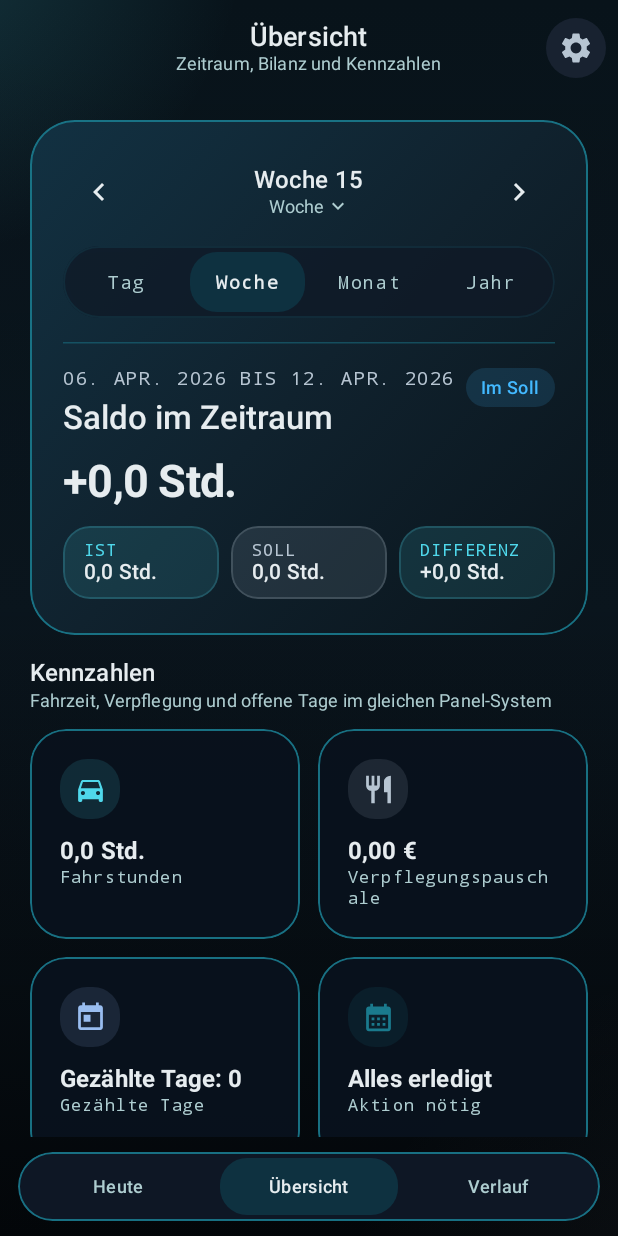
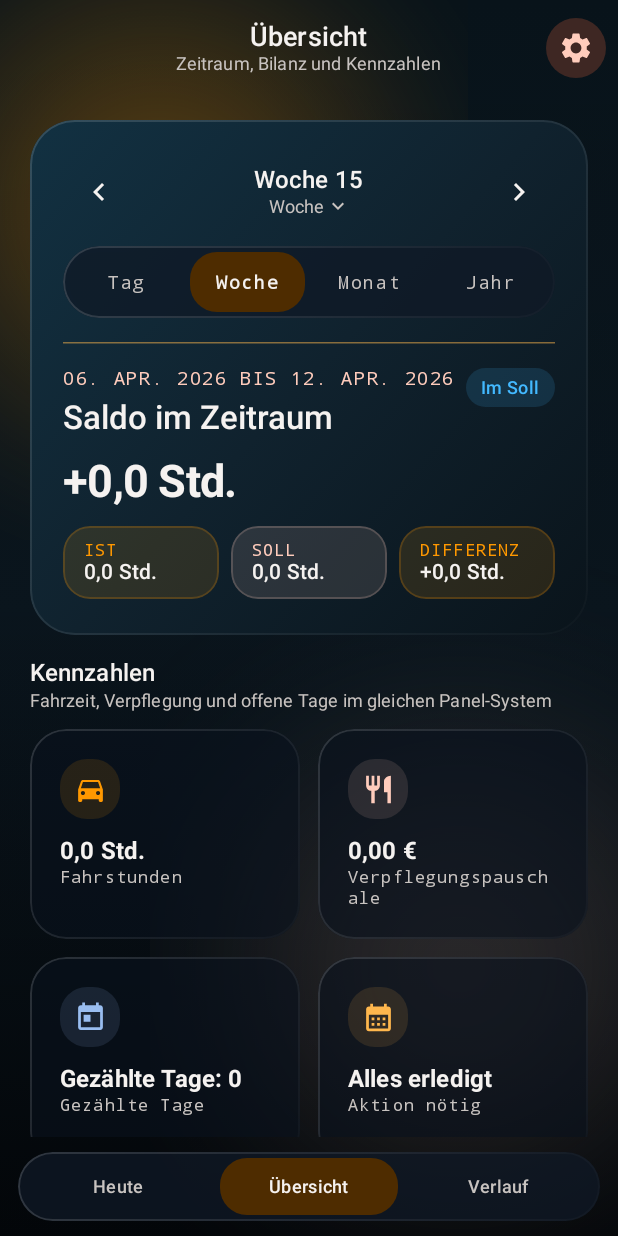
Before and after one commit to daydaylx/Arbeitsort, an Android app built with Jetpack Compose: the screen it shows after launch (MainActivity), after a tap on "Übersicht", on a phone screen of 412 x 824 dp. Run offline under Robolectric (Android 15) with nearby library versions, the light colour scheme and no system bars; our stand-ins replace Dagger/Hilt's generated code, Room's generated code; 1 statement that could not run was skipped.

Commit message:
style: enhance UI with warmer colors and improved glassmorphism
- Update primary color to warm orange/amber and secondary to peach/brown.
- Transition text colors to warm ivory and gray for better harmony.
- Harmonize status colors (Yellow for warning) to avoid orange primary clash.
- Implement real blur effects for background orbs (Modifier.blur).
- Add panelBorderBrush (specular highlight gradient) to all glass panels.
- Increase transparency for panels (60-70% alpha) to enhance depth.
- Add interactive alpha feedback to action buttons.
- Convert chips and badges to use glass border gradients.

```diff
--- a/app/src/main/java/de/montagezeit/app/ui/components/MZActionButtons.kt
+++ b/app/src/main/java/de/montagezeit/app/ui/components/MZActionButtons.kt
@@ -128,6 +128,11 @@ fun SecondaryActionButton(
         animationSpec = tween(BUTTON_PRESS_ANIMATION_MS),
         label = "secondaryButtonScale"
     )
+    val alpha by animateFloatAsState(
+        targetValue = if (isPressed) 0.85f else 1f,
+        animationSpec = tween(BUTTON_PRESS_ANIMATION_MS),
+        label = "secondaryButtonAlpha"
+    )
 
     OutlinedButton(
         onClick = onClick,
@@ -136,6 +141,7 @@ fun SecondaryActionButton(
             .graphicsLayer {
                 scaleX = scale
                 scaleY = scale
+                this.alpha = alpha
             }
             .heightIn(min = minHeight),
         enabled = enabled && !isLoading,
--- a/app/src/main/java/de/montagezeit/app/ui/components/MZChrome.kt
+++ b/app/src/main/java/de/montagezeit/app/ui/components/MZChrome.kt
@@ -42,6 +42,7 @@ import androidx.compose.runtime.getValue
 import androidx.compose.runtime.remember
 import androidx.compose.ui.Alignment
 import androidx.compose.ui.Modifier
+import androidx.compose.ui.draw.blur
 import androidx.compose.ui.draw.clip
 import androidx.compose.ui.draw.drawBehind
 import androidx.compose.ui.geometry.Offset
@@ -54,6 +55,7 @@ import de.montagezeit.app.ui.theme.MZTokens
 import de.montagezeit.app.ui.theme.backgroundBrush
 import de.montagezeit.app.ui.theme.heroBrush
 import de.montagezeit.app.ui.theme.panelBorder
+import de.montagezeit.app.ui.theme.panelBorderBrush
 import de.montagezeit.app.ui.theme.panelColor
 import de.montagezeit.app.ui.theme.panelStrongColor
 
@@ -192,21 +194,33 @@ fun MZAppBackdrop(
         modifier = modifier
             .fillMaxSize()
             .background(colorScheme.backgroundBrush)
-            .drawBehind {
-                // Glow circle top left (220 dp)
-                drawOrb(
-                    colors = listOf(colorScheme.primary.copy(alpha = MZTokens.OrbAlphaPrimary), Color.Transparent),
-                    center = Offset(-56.dp.toPx(), -48.dp.toPx()),
-                    radius = MZTokens.OrbPrimaryRadiusDp.toPx()
+    ) {
+        // Ambient Glow Orbs for Glassmorphism
+        Box(
+            modifier = Modifier
+                .offset(x = (-100).dp, y = (-80).dp)
+                .size(MZTokens.OrbPrimaryRadiusDp * 2)
+                .blur(80.dp)
+                .background(
+                    Brush.radialGradient(
+                        colors = listOf(colorScheme.primary.copy(alpha = MZTokens.OrbAlphaPrimary), Color.Transparent)
+                    )
                 )
-                // Glow circle bottom right (280 dp)
-                drawOrb(
-                    colors = listOf(colorScheme.secondary.copy(alpha = MZTokens.OrbAlphaSecondary), Color.Transparent),
-                    center = Offset(size.width + 84.dp.toPx(), size.height + 96.dp.toPx()),
-                    radius = MZTokens.OrbSecondaryRadiusDp.toPx()
+        )
+
+        Box(
+            modifier = Modifier
+                .align(Alignment.BottomEnd)
+                .offset(x = 100.dp, y = 100.dp)
+                .size(MZTokens.OrbSecondaryRadiusDp * 2)
+                .blur(100.dp)
+                .background(
+                    Brush.radialGradient(
+                        colors = listOf(colorScheme.secondary.copy(alpha = MZTokens.OrbAlphaSecondary), Color.Transparent)
+                    )
                 )
-            }
-    ) {
+        )
+
         // Darkening overlay gradient (Transparent -> Black 0.22)
         Box(
             modifier = Modifier
@@ -219,14 +233,6 @@ fun MZAppBackdrop(
         )
         content()
     }
-}
-
-private fun DrawScope.drawOrb(colors: List<Color>, center: Offset, radius: Float) {
-    drawCircle(
-        brush = Brush.radialGradient(colors = colors, center = center, radius = radius),
-        radius = radius,
-        center = center
-    )
 }
 
 @Composable
@@ -245,7 +251,7 @@ private fun MZHomeTabBar(
             .background(MaterialTheme.colorScheme.panelStrongColor)
             .border(
                 width = MZTokens.PanelBorderWidth,
-                color = MaterialTheme.colorScheme.panelBorder,
+                brush = MaterialTheme.colorScheme.panelBorderBrush,
                 shape = navBarShape
             )
     ) {
@@ -318,7 +324,7 @@ fun MZHeroPanel(
             .background(colorScheme.heroBrush)
             .border(
                 width = MZTokens.PanelBorderWidth,
-                color = colorScheme.panelBorder,
+                brush = colorScheme.panelBorderBrush,
                 shape = RoundedCornerShape(MZTokens.RadiusHero)
             )
             .padding(horizontal = 22.dp, vertical = 24.dp)
@@ -384,7 +390,7 @@ fun MZAppPanel(
             .background(backgroundColor)
             .border(
                 width = MZTokens.PanelBorderWidth,
-                color = colorScheme.panelBorder,
+                brush = colorScheme.panelBorderBrush,
                 shape = RoundedCornerShape(MZTokens.RadiusMedium)
             )
             .padding(20.dp)
@@ -474,7 +480,7 @@ fun MZStatusChip(
             .background(color.copy(alpha = 0.1f))
             .border(
                 width = MZTokens.PanelBorderWidth,
-                color = color.copy(alpha = 0.24f),
+                brush = MaterialTheme.colorScheme.panelBorderBrush,
                 shape = RoundedCornerShape(MZTokens.RadiusSmall)
             )
             .padding(horizontal = 12.dp, vertical = 8.dp)
--- a/app/src/main/java/de/montagezeit/app/ui/components/MZFeedbackComponents.kt
+++ b/app/src/main/java/de/montagezeit/app/ui/components/MZFeedbackComponents.kt
@@ -1,5 +1,6 @@
 package de.montagezeit.app.ui.components
 
+import androidx.compose.foundation.border
 import androidx.compose.foundation.layout.Arrangement
 import androidx.compose.foundation.layout.Box
 import androidx.compose.foundation.layout.Column
@@ -37,8 +38,9 @@ import androidx.compose.ui.text.font.FontWeight
 import androidx.compose.ui.text.style.TextAlign
 import androidx.compose.ui.unit.dp
 import de.montagezeit.app.R
-import de.montagezeit.app.ui.theme.GlassSurfaceVariant
 import de.montagezeit.app.ui.theme.MZTokens
+import de.montagezeit.app.ui.theme.panelBorderBrush
+import de.montagezeit.app.ui.theme.panelStrongColor
 
 @Composable
 fun MZInlineNotice(
@@ -294,8 +296,13 @@ fun MZAlertDialog(
         text = text,
         confirmButton = confirmButton,
         dismissButton = dismissButton,
-        modifier = modifier,
-        containerColor = GlassSurfaceVariant
+        modifier = modifier
+            .border(
+                width = 1.dp,
+                brush = MaterialTheme.colorScheme.panelBorderBrush,
+                shape = RoundedCornerShape(28.dp)
+            ),
+        containerColor = MaterialTheme.colorScheme.panelStrongColor
     )
 }
 
@@ -312,7 +319,12 @@ fun MZSnackbarHost(
         Snackbar(
             snackbarData = data,
             shape = RoundedCornerShape(MZTokens.RadiusCard),
-            containerColor = GlassSurfaceVariant.copy(alpha = 0.95f),
+            containerColor = MaterialTheme.colorScheme.panelStrongColor,
+            modifier = Modifier.border(
+                width = 1.dp,
+                brush = MaterialTheme.colorScheme.panelBorderBrush,
+                shape = RoundedCornerShape(MZTokens.RadiusCard)
+            ),
             contentColor = MaterialTheme.colorScheme.onSurface,
             actionColor = MaterialTheme.colorScheme.primary
         )
--- a/app/src/main/java/de/montagezeit/app/ui/components/MZLayoutComponents.kt
+++ b/app/src/main/java/de/montagezeit/app/ui/components/MZLayoutComponents.kt
@@ -25,7 +25,7 @@ object AccessibilityDefaults {
 
 private object GlassLayoutDefaults {
     const val StatusSurfaceAlpha = 0.14f
-    const val NeutralSurfaceAlpha = 0.92f
+    const val NeutralSurfaceAlpha = 0.70f
 }
 
 enum class StatusType {
--- a/app/src/main/java/de/montagezeit/app/ui/components/MZSegmentedControls.kt
+++ b/app/src/main/java/de/montagezeit/app/ui/components/MZSegmentedControls.kt
@@ -26,6 +26,8 @@ import androidx.compose.ui.graphics.graphicsLayer
 import androidx.compose.ui.text.font.FontWeight
 import androidx.compose.ui.unit.dp
 import de.montagezeit.app.ui.theme.MZTokens
+import de.montagezeit.app.ui.theme.panelBorderBrush
+import de.montagezeit.app.ui.theme.panelStrongColor
 
 data class MZSegmentedOption<T>(
     val value: T,
@@ -41,14 +43,15 @@ fun <T> MZSegmentedControl(
     modifier: Modifier = Modifier
 ) {
     val containerShape = RoundedCornerShape(MZTokens.RadiusCard)
+    val colorScheme = MaterialTheme.colorScheme
     Row(
         modifier = modifier
             .fillMaxWidth()
             .clip(containerShape)
-            .background(MaterialTheme.colorScheme.surfaceVariant.copy(alpha = 0.75f))
+            .background(colorScheme.panelStrongColor)
             .border(
                 width = 1.dp,
-                color = MaterialTheme.colorScheme.outline.copy(alpha = MZTokens.BorderAlphaNormal),
+                brush = colorScheme.panelBorderBrush,
                 shape = containerShape
             )
             .padding(4.dp),
--- a/app/src/main/java/de/montagezeit/app/ui/theme/Color.kt
+++ b/app/src/main/java/de/montagezeit/app/ui/theme/Color.kt
@@ -9,32 +9,32 @@ val GlassBackground     = Color(0xFF04080F)
 val GlassSurface        = Color(0xFF09111D)
 val GlassSurfaceVariant = Color(0xFF0F1826)
 
-// Primary: Petrol/Teal
-val GlassPrimary          = Color(0xFF4FD8EB)
-val GlassPrimaryContainer = Color(0xFF0E3140)
-val GlassPrimaryGlow      = Color(0xFF1A7A8D)
+// Primary: Warm Orange/Amber
+val GlassPrimary          = Color(0xFFFF9800)
+val GlassPrimaryContainer = Color(0xFF4E2C00)
+val GlassPrimaryGlow      = Color(0xFFFFB74D)
 
-// Secondary: muted neutral surface accent
-val GlassSecondary          = Color(0xFFB7C5D2)
-val GlassSecondaryContainer = Color(0xFF182230)
+// Secondary: Warm neutral surface accent
+val GlassSecondary          = Color(0xFFFFCCBC)
+val GlassSecondaryContainer = Color(0xFF3E2723)
 
 // Tertiary: cool blue for alternate informational accents
 val GlassTertiary          = Color(0xFF99BDF0)
 val GlassTertiaryContainer = Color(0xFF17344F)
 
 // Text
-val GlassOnDark      = Color(0xFFE6ECEF)
-val GlassOnDarkMuted = Color(0xFFAECDD0)
+val GlassOnDark      = Color(0xFFF5F2F0) // Warm ivory
+val GlassOnDarkMuted = Color(0xFFC8C3C0) // Warm gray
 
 // Status / Semantic Palette
 val Mint500  = Color(0xFF37E3A5)
 val Cyan500  = Color(0xFF43B9FF)
-val Amber500 = Color(0xFFFFC95C)
+val Yellow500 = Color(0xFFFFEB3B) // Clear yellow for warning, replacing amber to not clash with orange
 val Rose500  = Color(0xFFFF6F7D)
 
 // Status Aliases
 val GlassError   = Rose500
-val GlassWarning = Amber500
+val GlassWarning = Yellow500
 val GlassSuccess = Mint500
 val GlassInfo    = Cyan500
 
--- a/app/src/main/java/de/montagezeit/app/ui/theme/Theme.kt
+++ b/app/src/main/java/de/montagezeit/app/ui/theme/Theme.kt
@@ -20,9 +20,12 @@ val ColorScheme.success: Color get() = GlassSuccess
 val ColorScheme.warning: Color get() = GlassWarning
 val ColorScheme.danger: Color get() = GlassError
 val ColorScheme.info: Color get() = GlassInfo
-val ColorScheme.panelBorder: Color get() = outline.copy(alpha = 0.9f)
-val ColorScheme.panelColor: Color get() = surface.copy(alpha = 0.94f)
-val ColorScheme.panelStrongColor: Color get() = surfaceVariant.copy(alpha = 0.98f)
+val ColorScheme.panelBorder: Color get() = outline.copy(alpha = 0.5f)
+val ColorScheme.panelBorderBrush: Brush get() = Brush.linearGradient(
+    listOf(Color.White.copy(alpha = 0.15f), Color.White.copy(alpha = 0.02f))
+)
+val ColorScheme.panelColor: Color get() = surface.copy(alpha = 0.60f)
+val ColorScheme.panelStrongColor: Color get() = surfaceVariant.copy(alpha = 0.75f)
 
 val ColorScheme.backgroundBrush: Brush get() = Brush.verticalGradient(
     listOf(Color(0xFF08131A), Color(0xFF0B1720), Color(0xFF04080C))
--- a/app/src/main/java/de/montagezeit/app/ui/theme/Tokens.kt
+++ b/app/src/main/java/de/montagezeit/app/ui/theme/Tokens.kt
@@ -28,18 +28,18 @@ object MZTokens {
     const val BorderAlphaSubtle   = 0.10f
     const val BorderAlphaNormal   = 0.16f
     const val BorderAlphaEmphasis = 0.26f
-    const val CardSurfaceAlpha    = 0.82f
+    const val CardSurfaceAlpha    = 0.60f
 
     // Content alphas
     const val AlphaGlassSheet   = 0.98f  // Bottom Sheets und Modal-Overlays
-    const val AlphaGlassOverlay = 0.96f  // Screen-Hintergrund-Overlays
+    const val AlphaGlassOverlay = 0.85f  // Screen-Hintergrund-Overlays
     const val AlphaSecondary    = 0.70f  // Sekundärer Text und Icons
     const val AlphaDisabled     = 0.40f  // Disabled-State
     const val AlphaSubtle       = 0.12f  // Hover-Overlays, subtile Trenner
 
     // Background Orbs
-    const val OrbAlphaPrimary       = 0.18f // Increased to match sshterm 0.18
-    const val OrbAlphaSecondary     = 0.08f // Increased to match sshterm 0.08
+    const val OrbAlphaPrimary       = 0.40f // Increased for blur effect
+    const val OrbAlphaSecondary     = 0.25f // Increased for blur effect
     val OrbPrimaryRadiusDp    = 220.dp // Matched to sshterm (220 dp)
     val OrbSecondaryRadiusDp  = 280.dp // Matched to sshterm (280 dp)
 
```
Also changed, not shown: 2 other files.
